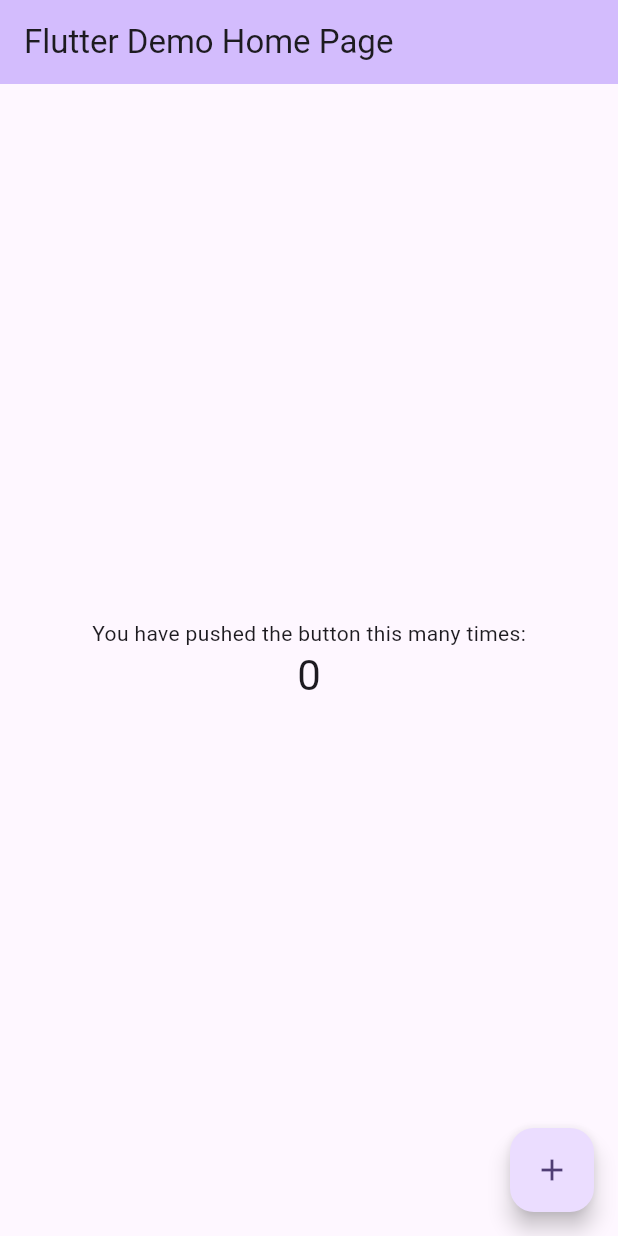
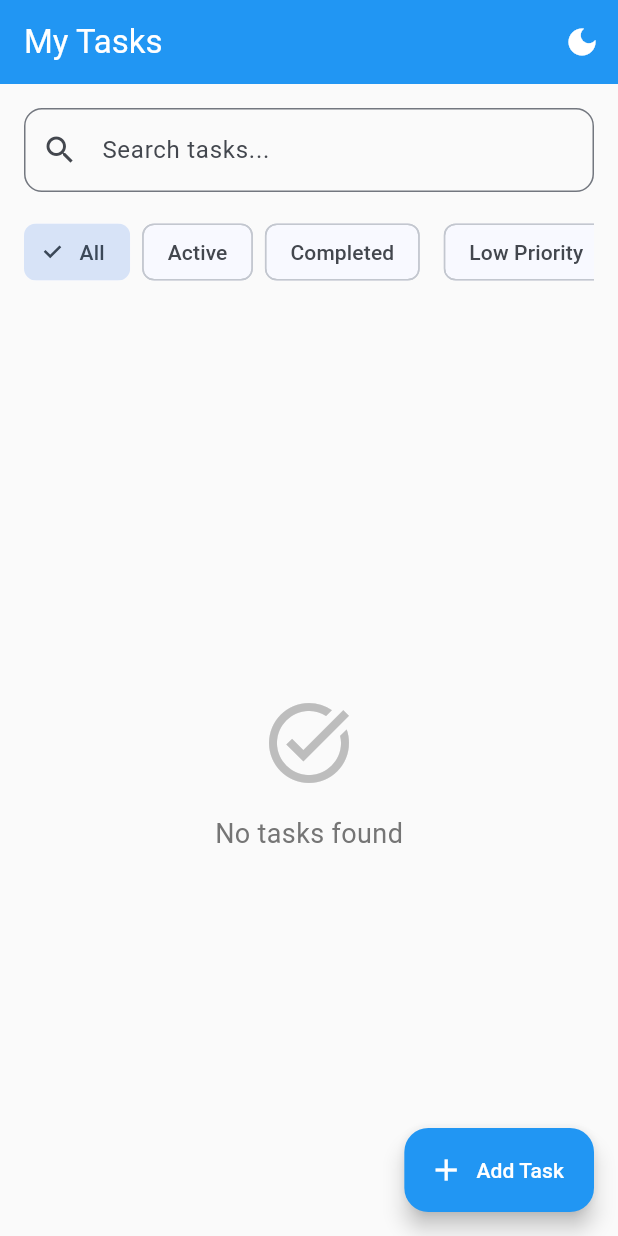
Before and after one commit to MohamedIjlal27/todo_flutter_app, a Flutter app: the screen it shows after launch, on a phone screen of 412 x 824 dp. Run offline on Flutter 3.47's test engine with Material 3 defaults, Android fonts, the phone set to English and light mode, and no system bars; our stand-ins replace flutter_slidable, hive_flutter, image_picker, shared_preferences; accounts and stored records are empty.

```diff
--- a/lib/main.dart
+++ b/lib/main.dart
@@ -1,122 +1,36 @@
 import 'package:flutter/material.dart';
+import 'package:provider/provider.dart';
+import 'providers/todo_provider.dart';
+import 'providers/theme_provider.dart';
+import 'screens/home_screen.dart';
 
-void main() {
-  runApp(const MyApp());
+void main() async {
+  WidgetsFlutterBinding.ensureInitialized();
+  runApp(
+    MultiProvider(
+      providers: [
+        ChangeNotifierProvider(create: (_) => ThemeProvider()),
+        ChangeNotifierProvider(create: (_) => TodoProvider()),
+      ],
+      child: const MyApp(),
+    ),
+  );
 }
 
 class MyApp extends StatelessWidget {
   const MyApp({super.key});
 
-  // This widget is the root of your application.
   @override
   Widget build(BuildContext context) {
-    return MaterialApp(
-      title: 'Flutter Demo',
-      theme: ThemeData(
-        // This is the theme of your application.
-        //
-        // TRY THIS: Try running your application with "flutter run". You'll see
-        // the application has a purple toolbar. Then, without quitting the app,
-        // try changing the seedColor in the colorScheme below to Colors.green
-        // and then invoke "hot reload" (save your changes or press the "hot
-        // reload" button in a Flutter-supported IDE, or press "r" if you used
-        // the command line to start the app).
-        //
-        // Notice that the counter didn't reset back to zero; the application
-        // state is not lost during the reload. To reset the state, use hot
-        // restart instead.
-        //
-        // This works for code too, not just values: Most code changes can be
-        // tested with just a hot reload.
-        colorScheme: ColorScheme.fromSeed(seedColor: Colors.deepPurple),
-      ),
-      home: const MyHomePage(title: 'Flutter Demo Home Page'),
+    return Consumer<ThemeProvider>(
+      builder: (context, themeProvider, child) {
+        return MaterialApp(
+          title: 'Todo App',
+          theme: themeProvider.theme,
+          home: const HomeScreen(),
+          debugShowCheckedModeBanner: false,
+        );
+      },
     );
   }
 }
-
-class MyHomePage extends StatefulWidget {
-  const MyHomePage({super.key, required this.title});
-
-  // This widget is the home page of your application. It is stateful, meaning
-  // that it has a State object (defined below) that contains fields that affect
-  // how it looks.
-
-  // This class is the configuration for the state. It holds the values (in this
-  // case the title) provided by the parent (in this case the App widget) and
-  // used by the build method of the State. Fields in a Widget subclass are
-  // always marked "final".
-
-  final String title;
-
-  @override
-  State<MyHomePage> createState() => _MyHomePageState();
-}
-
-class _MyHomePageState extends State<MyHomePage> {
-  int _counter = 0;
-
-  void _incrementCounter() {
-    setState(() {
-      // This call to setState tells the Flutter framework that something has
-      // changed in this State, which causes it to rerun the build method below
-      // so that the display can reflect the updated values. If we changed
-      // _counter without calling setState(), then the build method would not be
-      // called again, and so nothing would appear to happen.
-      _counter++;
-    });
-  }
-
-  @override
-  Widget build(BuildContext context) {
-    // This method is rerun every time setState is called, for instance as done
-    // by the _incrementCounter method above.
-    //
-    // The Flutter framework has been optimized to make rerunning build methods
-    // fast, so that you can just rebuild anything that needs updating rather
-    // than having to individually change instances of widgets.
-    return Scaffold(
-      appBar: AppBar(
-        // TRY THIS: Try changing the color here to a specific color (to
-        // Colors.amber, perhaps?) and trigger a hot reload to see the AppBar
-        // change color while the other colors stay the same.
-        backgroundColor: Theme.of(context).colorScheme.inversePrimary,
-        // Here we take the value from the MyHomePage object that was created by
-        // the App.build method, and use it to set our appbar title.
-        title: Text(widget.title),
-      ),
-      body: Center(
-        // Center is a layout widget. It takes a single child and positions it
-        // in the middle of the parent.
-        child: Column(
-          // Column is also a layout widget. It takes a list of children and
-          // arranges them vertically. By default, it sizes itself to fit its
-          // children horizontally, and tries to be as tall as its parent.
-          //
-          // Column has various properties to control how it sizes itself and
-          // how it positions its children. Here we use mainAxisAlignment to
-          // center the children vertically; the main axis here is the vertical
-          // axis because Columns are vertical (the cross axis would be
-          // horizontal).
-          //
-          // TRY THIS: Invoke "debug painting" (choose the "Toggle Debug Paint"
-          // action in the IDE, or press "p" in the console), to see the
-          // wireframe for each widget.
-          mainAxisAlignment: MainAxisAlignment.center,
-          children: <Widget>[
-            const Text('You have pushed the button this many times:'),
-            Text(
-              '$_counter',
-              style: Theme.of(context).textTheme.headlineMedium,
-            ),
-          ],
-        ),
-      ),
-      floatingActionButton: FloatingActionButton(
-        onPressed: _incrementCounter,
-        tooltip: 'Increment',
-        child: const Icon(Icons.add),
-      ), // This trailing comma makes auto-formatting nicer for build methods.
-    );
-  }
-}
--- /dev/null
+++ b/lib/screens/home_screen.dart
@@ -0,0 +1,114 @@
+import 'package:flutter/material.dart';
+import 'package:provider/provider.dart';
+import '../providers/todo_provider.dart';
+import '../providers/theme_provider.dart';
+import '../models/todo.dart';
+import '../widgets/todo_search_bar.dart';
+import '../widgets/todo_filter_chips.dart';
+import '../widgets/todo_list.dart';
+import '../widgets/add_todo_sheet.dart';
+
+class HomeScreen extends StatefulWidget {
+  const HomeScreen({super.key});
+
+  @override
+  State<HomeScreen> createState() => _HomeScreenState();
+}
+
+class _HomeScreenState extends State<HomeScreen> {
+  Priority? _selectedPriority;
+  bool? _selectedStatus;
+  String _searchQuery = '';
+  final TextEditingController _searchController = TextEditingController();
+
+  @override
+  void initState() {
+    super.initState();
+    WidgetsBinding.instance.addPostFrameCallback((_) {
+      context.read<TodoProvider>().init();
+    });
+  }
+
+  @override
+  void dispose() {
+    _searchController.dispose();
+    super.dispose();
+  }
+
+  void _showAddTodoSheet() {
+    showModalBottomSheet(
+      context: context,
+      isScrollControlled: true,
+      builder: (context) => const AddTodoSheet(),
+    );
+  }
+
+  @override
+  Widget build(BuildContext context) {
+    final themeProvider = context.watch<ThemeProvider>();
+    final todoProvider = context.watch<TodoProvider>();
+
+    return Scaffold(
+      appBar: AppBar(
+        title: const Text('My Tasks'),
+        actions: [
+          IconButton(
+            icon: Icon(
+              themeProvider.isDarkMode ? Icons.light_mode : Icons.dark_mode,
+            ),
+            onPressed: themeProvider.toggleTheme,
+          ),
+        ],
+      ),
+      body: Column(
+        children: [
+          Padding(
+            padding: const EdgeInsets.all(16.0),
+            child: Column(
+              children: [
+                TodoSearchBar(
+                  controller: _searchController,
+                  onChanged: (value) {
+                    setState(() {
+                      _searchQuery = value;
+                    });
+                  },
+                ),
+                const SizedBox(height: 16),
+                TodoFilterChips(
+                  selectedStatus: _selectedStatus,
+                  selectedPriority: _selectedPriority,
+                  onStatusSelected: (value) {
+                    setState(() {
+                      _selectedStatus = value;
+                    });
+                  },
+                  onPrioritySelected: (value) {
+                    setState(() {
+                      _selectedPriority = value;
+                    });
+                  },
+                ),
+              ],
+            ),
+          ),
+          Expanded(
+            child: TodoList(
+              todos: todoProvider.getFilteredTodos(
+                isCompleted: _selectedStatus,
+                priority: _selectedPriority,
+                searchQuery: _searchQuery,
+              ),
+              isLoading: todoProvider.isLoading,
+            ),
+          ),
+        ],
+      ),
+      floatingActionButton: FloatingActionButton.extended(
+        onPressed: _showAddTodoSheet,
+        label: const Text('Add Task'),
+        icon: const Icon(Icons.add),
+      ),
+    );
+  }
+}
--- /dev/null
+++ b/lib/widgets/empty_state.dart
@@ -0,0 +1,36 @@
+import 'package:flutter/material.dart';
+
+class EmptyState extends StatelessWidget {
+  final IconData icon;
+  final String message;
+
+  const EmptyState({
+    super.key,
+    required this.icon,
+    required this.message,
+  });
+
+  @override
+  Widget build(BuildContext context) {
+    return Center(
+      child: Column(
+        mainAxisAlignment: MainAxisAlignment.center,
+        children: [
+          Icon(
+            icon,
+            size: 64,
+            color: Colors.grey[400],
+          ),
+          const SizedBox(height: 16),
+          Text(
+            message,
+            style: TextStyle(
+              fontSize: 18,
+              color: Colors.grey[600],
+            ),
+          ),
+        ],
+      ),
+    );
+  }
+}
--- a/lib/widgets/image_source_sheet.dart
+++ b/lib/widgets/image_source_sheet.dart
@@ -9,7 +9,7 @@ class ImageSourceSheet extends StatelessWidget {
     required this.onImageSelected,
   });
 
-  Future<void> _pickImage(ImageSource source) async {
+  Future<void> _pickImage(BuildContext context, ImageSource source) async {
     final ImagePicker picker = ImagePicker();
     try {
       final XFile? image = await picker.pickImage(
@@ -22,13 +22,24 @@ class ImageSourceSheet extends StatelessWidget {
       }
     } catch (e) {
       debugPrint('Error picking image: $e');
+      // Show error message to user
+      if (context.mounted) {
+        ScaffoldMessenger.of(context).showSnackBar(
+          SnackBar(
+            content: Text(
+              source == ImageSource.camera
+                  ? 'Error accessing camera. Please check permissions.'
+                  : 'Error accessing gallery. Please check permissions.',
+            ),
+            backgroundColor: Colors.red,
+          ),
+        );
+      }
     }
-    if (Navigator.canPop(navigatorKey.currentContext!)) {
-      Navigator.pop(navigatorKey.currentContext!);
+    if (context.mounted) {
+      Navigator.pop(context);
     }
   }
-
-  static final GlobalKey<NavigatorState> navigatorKey = GlobalKey<NavigatorState>();
 
   @override
   Widget build(BuildContext context) {
@@ -49,13 +60,13 @@ class ImageSourceSheet extends StatelessWidget {
                 context,
                 icon: Icons.camera_alt,
                 label: 'Camera',
-                onTap: () => _pickImage(ImageSource.camera),
+                onTap: () => _pickImage(context, ImageSource.camera),
               ),
               _buildOption(
                 context,
                 icon: Icons.photo_library,
                 label: 'Gallery',
-                onTap: () => _pickImage(ImageSource.gallery),
+                onTap: () => _pickImage(context, ImageSource.gallery),
               ),
             ],
           ),
--- /dev/null
+++ b/lib/widgets/todo_filter_chips.dart
@@ -0,0 +1,66 @@
+import 'package:flutter/material.dart';
+import '../models/todo.dart';
+
+class TodoFilterChips extends StatelessWidget {
+  final bool? selectedStatus;
+  final Priority? selectedPriority;
+  final Function(bool?) onStatusSelected;
+  final Function(Priority?) onPrioritySelected;
+
+  const TodoFilterChips({
+    super.key,
+    required this.selectedStatus,
+    required this.selectedPriority,
+    required this.onStatusSelected,
+    required this.onPrioritySelected,
+  });
+
+  @override
+  Widget build(BuildContext context) {
+    return SingleChildScrollView(
+      scrollDirection: Axis.horizontal,
+      child: Row(
+        children: [
+          FilterChip(
+            label: const Text('All'),
+            selected: selectedStatus == null,
+            onSelected: (selected) => onStatusSelected(null),
+          ),
+          const SizedBox(width: 8),
+          FilterChip(
+            label: const Text('Active'),
+            selected: selectedStatus == false,
+            onSelected: (selected) => onStatusSelected(selected ? false : null),
+          ),
+          const SizedBox(width: 8),
+          FilterChip(
+            label: const Text('Completed'),
+            selected: selectedStatus == true,
+            onSelected: (selected) => onStatusSelected(selected ? true : null),
+          ),
+          const SizedBox(width: 16),
+          FilterChip(
+            label: const Text('Low Priority'),
+            selected: selectedPriority == Priority.low,
+            onSelected: (selected) =>
+                onPrioritySelected(selected ? Priority.low : null),
+          ),
+          const SizedBox(width: 8),
+          FilterChip(
+            label: const Text('Medium Priority'),
+            selected: selectedPriority == Priority.medium,
+            onSelected: (selected) =>
+                onPrioritySelected(selected ? Priority.medium : null),
+          ),
+          const SizedBox(width: 8),
+          FilterChip(
+            label: const Text('High Priority'),
+            selected: selectedPriority == Priority.high,
+            onSelected: (selected) =>
+                onPrioritySelected(selected ? Priority.high : null),
+          ),
+        ],
+      ),
+    );
+  }
+}
--- /dev/null
+++ b/lib/widgets/todo_list.dart
@@ -0,0 +1,37 @@
+import 'package:flutter/material.dart';
+import '../models/todo.dart';
+import 'todo_item.dart';
+import 'empty_state.dart';
+
+class TodoList extends StatelessWidget {
+  final List<Todo> todos;
+  final bool isLoading;
+
+  const TodoList({
+    super.key,
+    required this.todos,
+    required this.isLoading,
+  });
+
+  @override
+  Widget build(BuildContext context) {
+    if (isLoading) {
+      return const Center(child: CircularProgressIndicator());
+    }
+
+    if (todos.isEmpty) {
+      return const EmptyState(
+        icon: Icons.task_alt,
+        message: 'No tasks found',
+      );
+    }
+
+    return ListView.builder(
+      padding: const EdgeInsets.all(16),
+      itemCount: todos.length,
+      itemBuilder: (context, index) {
+        return TodoItem(todo: todos[index]);
+      },
+    );
+  }
+}
--- /dev/null
+++ b/lib/widgets/todo_search_bar.dart
@@ -0,0 +1,27 @@
+import 'package:flutter/material.dart';
+
+class TodoSearchBar extends StatelessWidget {
+  final TextEditingController controller;
+  final Function(String) onChanged;
+
+  const TodoSearchBar({
+    super.key,
+    required this.controller,
+    required this.onChanged,
+  });
+
+  @override
+  Widget build(BuildContext context) {
+    return TextField(
+      controller: controller,
+      decoration: InputDecoration(
+        hintText: 'Search tasks...',
+        prefixIcon: const Icon(Icons.search),
+        border: OutlineInputBorder(
+          borderRadius: BorderRadius.circular(12),
+        ),
+      ),
+      onChanged: onChanged,
+    );
+  }
+}
```
